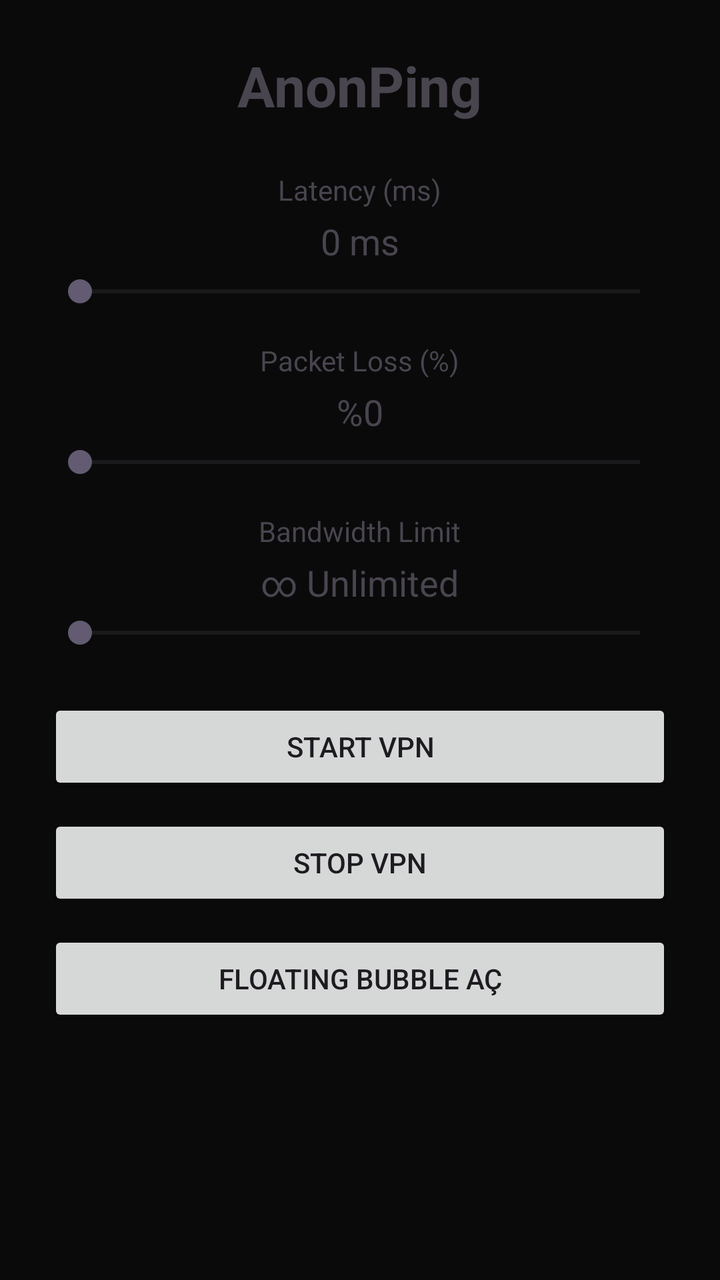
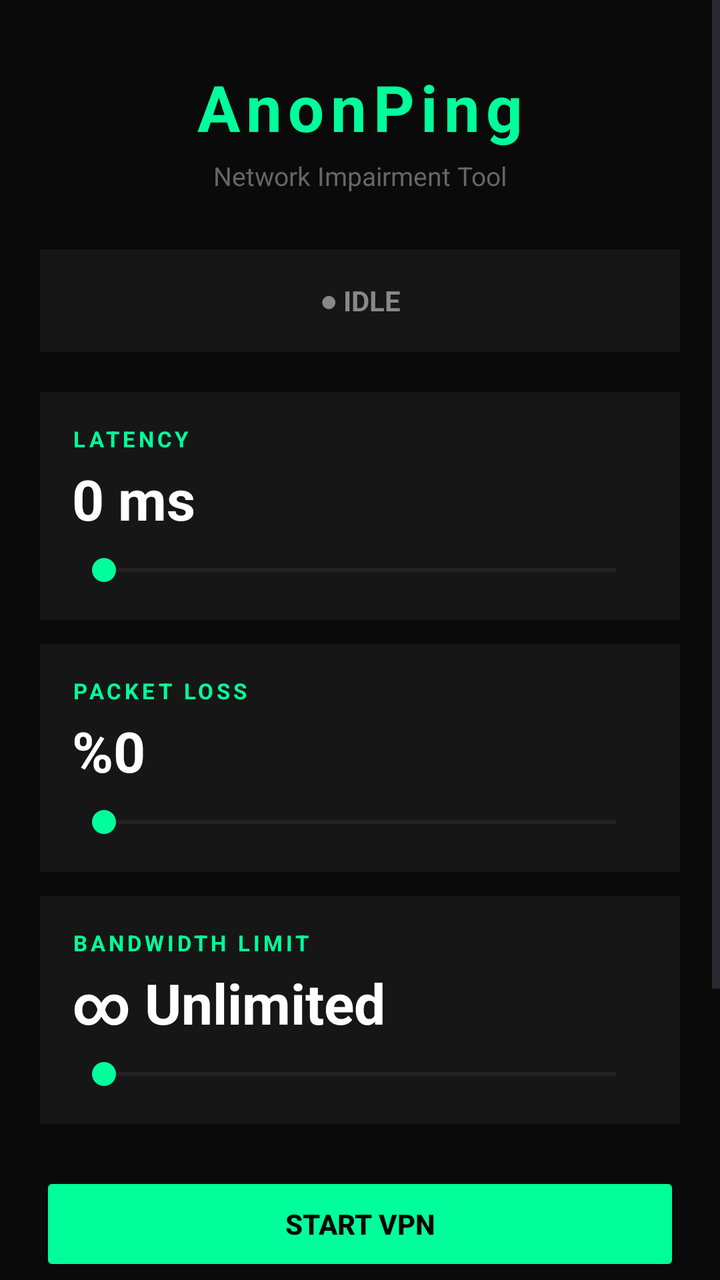

An Android layout rendered at two revisions. The XML below is the earlier revision; the diff shows what the commit changed to produce the second picture.
<!-- AndroidManifest.xml: application theme Theme.AnonPing -->
<!-- res/layout/activity_main.xml -->
<?xml version="1.0" encoding="utf-8"?>
<ScrollView xmlns:android="http://schemas.android.com/apk/res/android"
    android:layout_width="match_parent"
    android:layout_height="match_parent">

    <LinearLayout
        android:layout_width="match_parent"
        android:layout_height="wrap_content"
        android:orientation="vertical"
        android:padding="24dp"
        android:gravity="center_horizontal">

        <TextView
            android:layout_width="wrap_content"
            android:layout_height="wrap_content"
            android:text="AnonPing"
            android:textSize="28sp"
            android:textStyle="bold"
            android:layout_marginBottom="24dp" />

        
        <TextView android:layout_width="wrap_content" android:layout_height="wrap_content"
            android:text="Latency (ms)" android:layout_marginBottom="4dp" />
        <TextView android:id="@+id/tvLatencyValue" android:layout_width="wrap_content"
            android:layout_height="wrap_content" android:text="0 ms" android:textSize="18sp"
            android:layout_marginBottom="4dp" />
        <SeekBar android:id="@+id/seekLatency" android:layout_width="match_parent"
            android:layout_height="wrap_content" android:layout_marginBottom="16dp" />

        
        <TextView android:layout_width="wrap_content" android:layout_height="wrap_content"
            android:text="Packet Loss (%)" android:layout_marginBottom="4dp" />
        <TextView android:id="@+id/tvLossValue" android:layout_width="wrap_content"
            android:layout_height="wrap_content" android:text="%0" android:textSize="18sp"
            android:layout_marginBottom="4dp" />
        <SeekBar android:id="@+id/seekLoss" android:layout_width="match_parent"
            android:layout_height="wrap_content" android:layout_marginBottom="16dp" />

        
        <TextView android:layout_width="wrap_content" android:layout_height="wrap_content"
            android:text="Bandwidth Limit" android:layout_marginBottom="4dp" />
        <TextView android:id="@+id/tvBandwidthValue" android:layout_width="wrap_content"
            android:layout_height="wrap_content" android:text="∞ Unlimited" android:textSize="18sp"
            android:layout_marginBottom="4dp" />
        <SeekBar android:id="@+id/seekBandwidth" android:layout_width="match_parent"
            android:layout_height="wrap_content" android:layout_marginBottom="24dp" />

        <Button android:id="@+id/btnStart" android:layout_width="match_parent"
            android:layout_height="wrap_content" android:text="Start VPN"
            android:layout_marginBottom="10dp" />

        <Button android:id="@+id/btnStop" android:layout_width="match_parent"
            android:layout_height="wrap_content" android:text="Stop VPN"
            android:layout_marginBottom="10dp" />

        <Button android:id="@+id/btnBubble" android:layout_width="match_parent"
            android:layout_height="wrap_content" android:text="Floating Bubble Aç" />

    </LinearLayout>
</ScrollView>
<!-- resources referenced by this layout -->
<resources>
  <style name="Theme.AnonPing" parent="Theme.Material3.DayNight.NoActionBar">
          <item name="colorPrimary">#00FF9A</item>
          <item name="colorOnPrimary">#000000</item>
          <item name="colorPrimaryContainer">#003D2B</item>
          <item name="android:statusBarColor">#0A0A0A</item>
          <item name="android:navigationBarColor">#0A0A0A</item>
          <item name="android:windowBackground">#0A0A0A</item>
      </style>
</resources>

<!-- the commit's change to res/layout/activity_main.xml (unified diff, before → after) -->
@@ -1,60 +1,137 @@
 <?xml version="1.0" encoding="utf-8"?>
 <ScrollView xmlns:android="http://schemas.android.com/apk/res/android"
     android:layout_width="match_parent"
-    android:layout_height="match_parent">
+    android:layout_height="match_parent"
+    android:background="#0A0A0A"
+    android:fillViewport="true">
 
     <LinearLayout
         android:layout_width="match_parent"
         android:layout_height="wrap_content"
         android:orientation="vertical"
-        android:padding="24dp"
-        android:gravity="center_horizontal">
+        android:padding="20dp">
 
         <TextView
-            android:layout_width="wrap_content"
+            android:id="@+id/tvTitle"
+            android:layout_width="match_parent"
             android:layout_height="wrap_content"
             android:text="AnonPing"
-            android:textSize="28sp"
+            android:textColor="#00FF9A"
+            android:textSize="32sp"
             android:textStyle="bold"
-            android:layout_marginBottom="24dp" />
+            android:gravity="center"
+            android:letterSpacing="0.1"
+            android:layout_marginTop="12dp"
+            android:layout_marginBottom="4dp" />
 
-        
-        <TextView android:layout_width="wrap_content" android:layout_height="wrap_content"
-            android:text="Latency (ms)" android:layout_marginBottom="4dp" />
-        <TextView android:id="@+id/tvLatencyValue" android:layout_width="wrap_content"
-            android:layout_height="wrap_content" android:text="0 ms" android:textSize="18sp"
-            android:layout_marginBottom="4dp" />
-        <SeekBar android:id="@+id/seekLatency" android:layout_width="match_parent"
-            android:layout_height="wrap_content" android:layout_marginBottom="16dp" />
+        <TextView
+            android:layout_width="match_parent"
+            android:layout_height="wrap_content"
+            android:text="Network Impairment Tool"
+            android:textColor="#666666"
+            android:textSize="13sp"
+            android:gravity="center"
+            android:layout_marginBottom="28dp" />
 
-        
-        <TextView android:layout_width="wrap_content" android:layout_height="wrap_content"
-            android:text="Packet Loss (%)" android:layout_marginBottom="4dp" />
-        <TextView android:id="@+id/tvLossValue" android:layout_width="wrap_content"
-            android:layout_height="wrap_content" android:text="%0" android:textSize="18sp"
-            android:layout_marginBottom="4dp" />
-        <SeekBar android:id="@+id/seekLoss" android:layout_width="match_parent"
-            android:layout_height="wrap_content" android:layout_marginBottom="16dp" />
+        <LinearLayout
+            android:id="@+id/statusCard"
+            android:layout_width="match_parent"
+            android:layout_height="wrap_content"
+            android:orientation="vertical"
+            android:background="#161616"
+            android:padding="16dp"
+            android:layout_marginBottom="20dp">
 
-        
-        <TextView android:layout_width="wrap_content" android:layout_height="wrap_content"
-            android:text="Bandwidth Limit" android:layout_marginBottom="4dp" />
-        <TextView android:id="@+id/tvBandwidthValue" android:layout_width="wrap_content"
-            android:layout_height="wrap_content" android:text="∞ Unlimited" android:textSize="18sp"
-            android:layout_marginBottom="4dp" />
-        <SeekBar android:id="@+id/seekBandwidth" android:layout_width="match_parent"
-            android:layout_height="wrap_content" android:layout_marginBottom="24dp" />
+            <TextView
+                android:id="@+id/tvStatus"
+                android:layout_width="match_parent"
+                android:layout_height="wrap_content"
+                android:text="● IDLE"
+                android:textColor="#888888"
+                android:textSize="14sp"
+                android:textStyle="bold"
+                android:gravity="center" />
+        </LinearLayout>
+
+        <LinearLayout
+            android:layout_width="match_parent"
+            android:layout_height="wrap_content"
+            android:orientation="vertical"
+            android:background="#161616"
+            android:padding="16dp"
+            android:layout_marginBottom="12dp">
+
+            <TextView android:layout_width="wrap_content" android:layout_height="wrap_content"
+                android:text="LATENCY" android:textColor="#00FF9A" android:textSize="11sp"
+                android:textStyle="bold" android:letterSpacing="0.15" />
+
+            <TextView android:id="@+id/tvLatencyValue" android:layout_width="match_parent"
+                android:layout_height="wrap_content" android:text="0 ms" android:textColor="#FFFFFF"
+                android:textSize="28sp" android:textStyle="bold" android:layout_marginTop="4dp"
+                android:layout_marginBottom="8dp" />
+
+            <SeekBar android:id="@+id/seekLatency" android:layout_width="match_parent"
+                android:layout_height="wrap_content" android:progressTint="#00FF9A" android:thumbTint="#00FF9A" />
+        </LinearLayout>
+
+        <LinearLayout
+            android:layout_width="match_parent"
+            android:layout_height="wrap_content"
+            android:orientation="vertical"
+            android:background="#161616"
+            android:padding="16dp"
+            android:layout_marginBottom="12dp">
+
+            <TextView android:layout_width="wrap_content" android:layout_height="wrap_content"
+                android:text="PACKET LOSS" android:textColor="#00FF9A" android:textSize="11sp"
+                android:textStyle="bold" android:letterSpacing="0.15" />
+
+            <TextView android:id="@+id/tvLossValue" android:layout_width="match_parent"
+                android:layout_height="wrap_content" android:text="%0" android:textColor="#FFFFFF"
+                android:textSize="28sp" android:textStyle="bold" android:layout_marginTop="4dp"
+                android:layout_marginBottom="8dp" />
+
+            <SeekBar android:id="@+id/seekLoss" android:layout_width="match_parent"
+                android:layout_height="wrap_content" android:progressTint="#00FF9A" android:thumbTint="#00FF9A" />
+        </LinearLayout>
+
+        <LinearLayout
+            android:layout_width="match_parent"
+            android:layout_height="wrap_content"
+            android:orientation="vertical"
+            android:background="#161616"
+            android:padding="16dp"
+            android:layout_marginBottom="24dp">
+
+            <TextView android:layout_width="wrap_content" android:layout_height="wrap_content"
+                android:text="BANDWIDTH LIMIT" android:textColor="#00FF9A" android:textSize="11sp"
+                android:textStyle="bold" android:letterSpacing="0.15" />
+
+            <TextView android:id="@+id/tvBandwidthValue" android:layout_width="match_parent"
+                android:layout_height="wrap_content" android:text="∞ Unlimited" android:textColor="#FFFFFF"
+                android:textSize="28sp" android:textStyle="bold" android:layout_marginTop="4dp"
+                android:layout_marginBottom="8dp" />
+
+            <SeekBar android:id="@+id/seekBandwidth" android:layout_width="match_parent"
+                android:layout_height="wrap_content" android:progressTint="#00FF9A" android:thumbTint="#00FF9A" />
+        </LinearLayout>
 
         <Button android:id="@+id/btnStart" android:layout_width="match_parent"
-            android:layout_height="wrap_content" android:text="Start VPN"
-            android:layout_marginBottom="10dp" />
+            android:layout_height="52dp" android:text="START VPN" android:textColor="#000000"
+            android:textStyle="bold" android:backgroundTint="#00FF9A" android:layout_marginBottom="10dp" />
 
         <Button android:id="@+id/btnStop" android:layout_width="match_parent"
-            android:layout_height="wrap_content" android:text="Stop VPN"
-            android:layout_marginBottom="10dp" />
+            android:layout_height="52dp" android:text="STOP VPN" android:textColor="#00FF9A"
+            android:textStyle="bold" android:backgroundTint="#1A1A1A" android:layout_marginBottom="10dp" />
 
         <Button android:id="@+id/btnBubble" android:layout_width="match_parent"
-            android:layout_height="wrap_content" android:text="Floating Bubble Aç" />
+            android:layout_height="52dp" android:text="FLOATING BUBBLE" android:textColor="#00FF9A"
+            android:textStyle="bold" android:backgroundTint="#1A1A1A" />
+
+        <TextView android:layout_width="match_parent" android:layout_height="wrap_content"
+            android:text="UDP full path • TCP requires tun2socks" android:textColor="#444444"
+            android:textSize="11sp" android:gravity="center" android:layout_marginTop="20dp"
+            android:layout_marginBottom="12dp" />
 
     </LinearLayout>
 </ScrollView>
